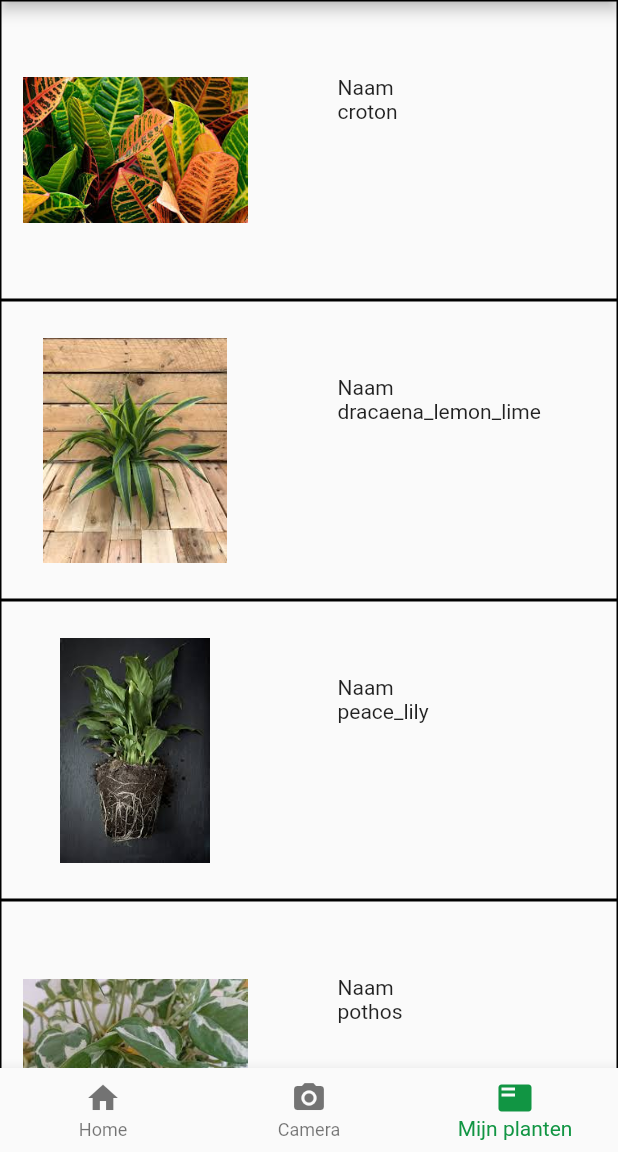
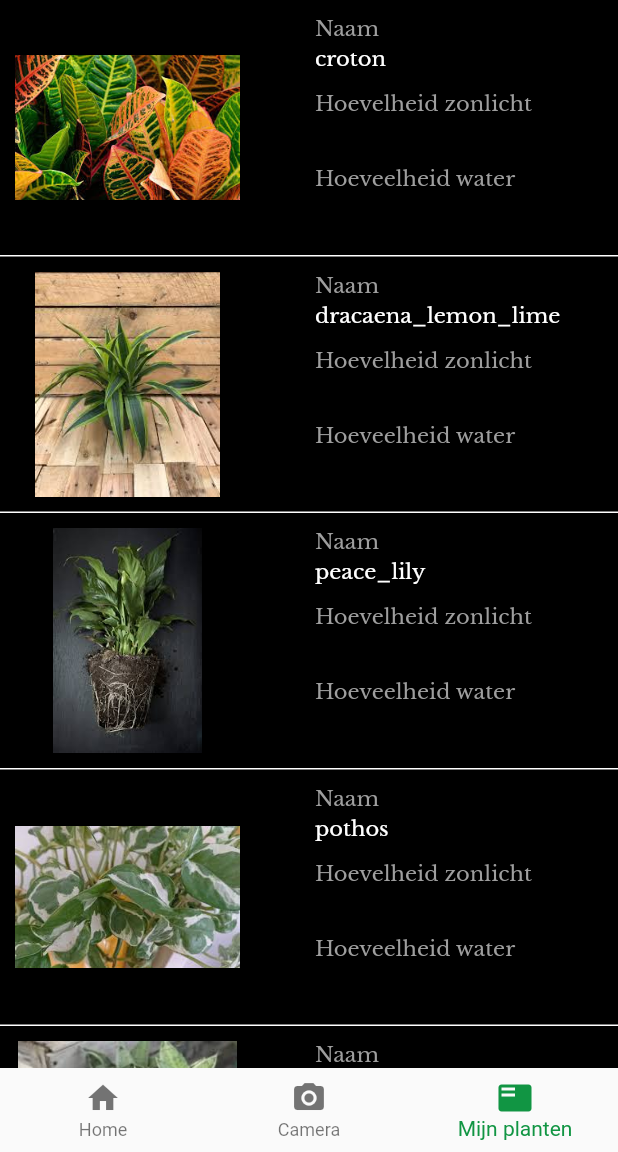
Before and after one commit to Bramgus12/ProjectD, a Flutter app: the PlantList screen opened by its route, on a phone screen of 412 x 824 dp, the part 84-1236 px from its top. Run offline on Flutter 3.47's test engine with Material 2 defaults, Android fonts, the phone set to English and light mode, and no system bars.

Commit message:
layout looks more like the design

```diff
--- a/client/lib/pages/PlantList.dart
+++ b/client/lib/pages/PlantList.dart
@@ -19,7 +19,6 @@ class PlantList extends StatelessWidget {
           PlantItem(
               name: plantNames[index % 5],
               image: 'assets/images/' + plantNames[index % 5] + '.jpg',
-              temp: index,
           ),
         itemCount: 25,
       )
@@ -30,35 +29,82 @@ class PlantList extends StatelessWidget {
 class PlantItem extends StatelessWidget {
   final String name;
   final String image;
-  final int temp;
 
-  PlantItem({this.name, this.image, this.temp});
+  final double _imageWidth = 150.0;
+  final double _imageHeight = 150.0;
+
+  PlantItem({this.name, this.image});
 
   @override
   Widget build(BuildContext context) {
-    return Stack(
-      children: <Widget>[
-        Container(
-          decoration: BoxDecoration(
-            border: Border.all()
+    return DefaultTextStyle(
+      child: Container(
+        padding: EdgeInsets.all(10.0),
+        decoration: BoxDecoration(
+          border: Border(
+            bottom: BorderSide(
+              width: 1.0,
+              color: Colors.white
+            )
           ),
-          height: 200.0,
+          color: Colors.black
         ),
-        Positioned(
-          left: 225,
-          top: 50,
-          child: Text("Naam\n" + name)
+        child: Stack(
+          children: <Widget>[
+            Align(
+              alignment: Alignment.centerLeft,
+              child: Image.asset(
+                image,
+                width: _imageWidth,
+                height: _imageHeight,
+              ),
+            ),
+            Positioned(
+              left: 200,
+              top: 0,
+              child: Text(
+                'Naam',
+                style: TextStyle(
+                  color: Colors.grey
+                ),
+              ),
+            ),
+            Positioned(
+              left: 200,
+              top: 20,
+              child: Text(
+                name,
+                style: TextStyle(
+                    color: Colors.white
+                ),
+              ),
+            ),
+            Positioned(
+              left: 200,
+              top: 50,
+              child: Text(
+                'Hoevelheid zonlicht',
+                style: TextStyle(
+                    color: Colors.grey
+                ),
+              ),
+            ),
+            Positioned(
+              left: 200,
+              top: 100,
+              child: Text(
+                'Hoeveelheid water',
+                style: TextStyle(
+                    color: Colors.grey
+                ),
+              ),
+            )
+          ],
         ),
-        Positioned(
-          left: 15,
-          top: 25,
-          child: Image.asset(
-            image,
-            width: 150.0,
-            height: 150.0,
-          )
-        )
-      ],
+      ),
+      style: TextStyle(
+          fontFamily: 'Libre Baskerville'
+      ),
     );
   }
 }
```
